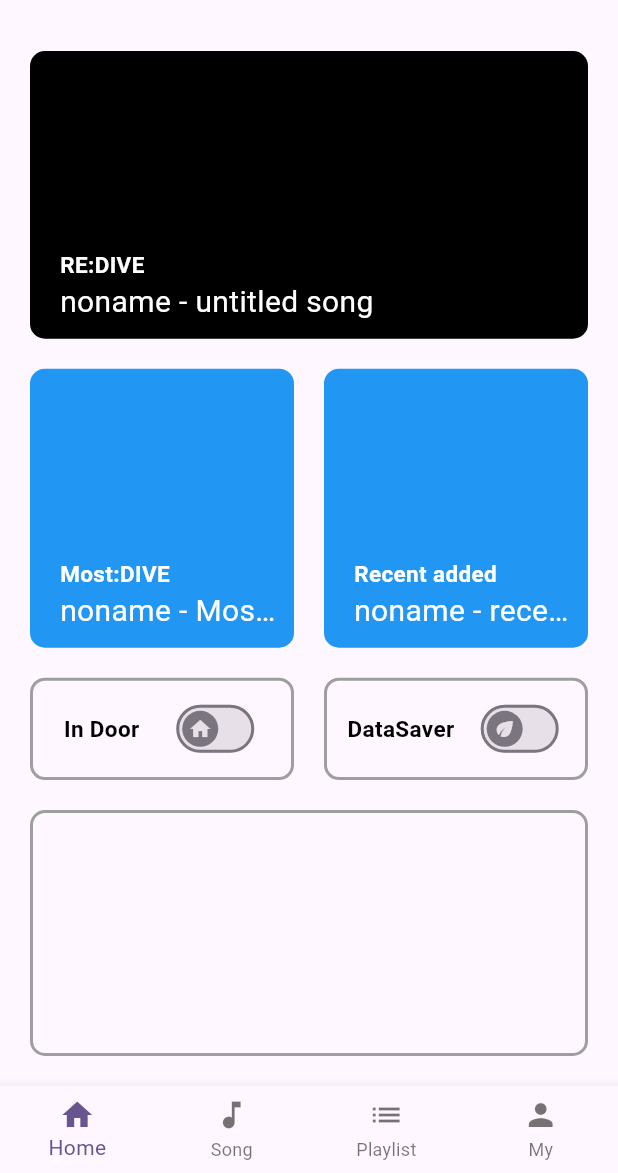
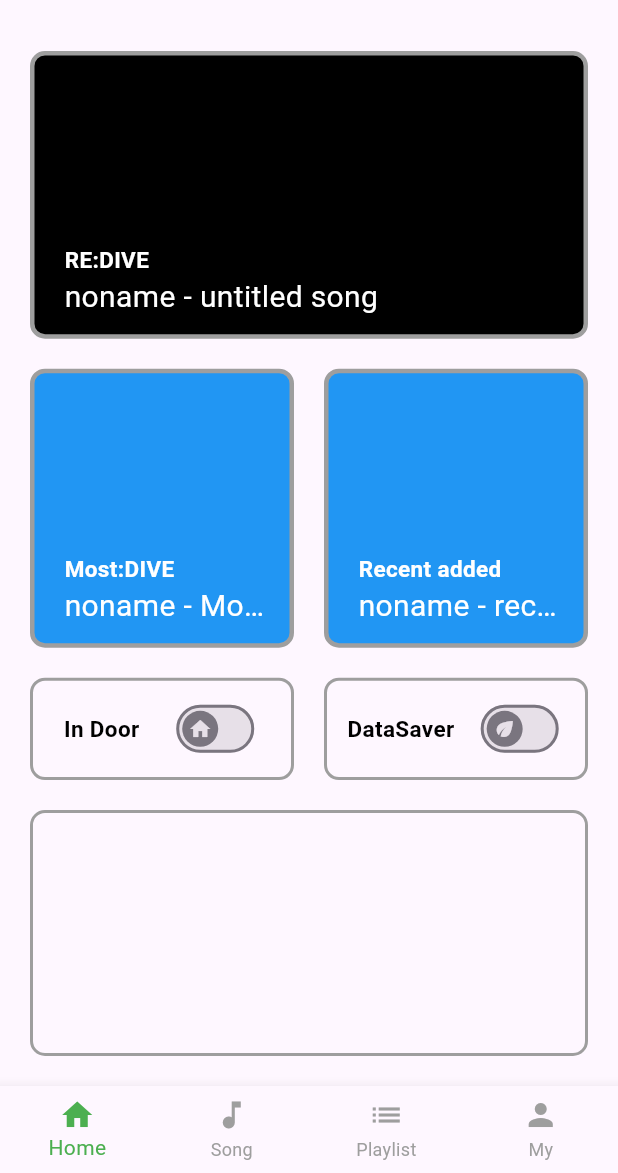
Before and after one commit to snowman6-git/soundsix, a Flutter app: the screen it shows after launch, on a phone screen of 412 x 824 dp, the part 63-1236 px from its top. Run offline on Flutter 3.47's test engine with Material 3 defaults, Android fonts, the phone set to English and light mode, and no system bars.

Commit message:
스위치 색상변경 및 바텀 네비게이션 추가

```diff
--- a/lib/home_page.dart
+++ b/lib/home_page.dart
@@ -1,8 +1,7 @@
 import 'package:flutter/material.dart';
 
 class HomePage extends StatefulWidget {
-  const HomePage({super.key, required this.title}); //this를 걸어야 초기화가 됌
-  final String title; //그래야 파이널로 걸 수 있음
+  const HomePage({super.key});
   @override
   State<StatefulWidget> createState() {
     return _HomePage();
@@ -10,7 +9,6 @@ class HomePage extends StatefulWidget {
 }
 
 class _HomePage extends State<HomePage> {
-  final _index = 0; //메뉴를 담기 위한 변수
   bool _isoutDoor = false;
   bool _isDataSaver = false;
   //final String lastPlayed = "untitled song";
@@ -18,9 +16,6 @@ class _HomePage extends State<HomePage> {
   @override
   Widget build(BuildContext context) {
     return Scaffold(
-      //위
-      appBar: AppBar(title: Text(widget.title)),
-
       //중간
       body: Column(
         children: [
@@ -30,6 +25,7 @@ class _HomePage extends State<HomePage> {
             child: Container(
               margin: EdgeInsets.all(20),
               decoration: BoxDecoration(
+                border: Border.all(color: Colors.grey, width: 3.0),
                 borderRadius: BorderRadius.circular(10),
                 color: Colors.black,
               ),
@@ -71,6 +67,7 @@ class _HomePage extends State<HomePage> {
                       right: 10,
                     ),
                     decoration: BoxDecoration(
+                      border: Border.all(color: Colors.grey, width: 3.0),
                       borderRadius: BorderRadius.circular(10),
                       color: Colors.blue, // 눈에 띄게 색상 추가
                     ),
@@ -109,6 +106,7 @@ class _HomePage extends State<HomePage> {
                       right: 20,
                     ),
                     decoration: BoxDecoration(
+                      border: Border.all(color: Colors.grey, width: 3.0),
                       borderRadius: BorderRadius.circular(10),
                       color: Colors.blue, // 눈에 띄게 색상 추가
                     ),
@@ -235,7 +233,7 @@ class _HomePage extends State<HomePage> {
                           ),
                           Switch(
                             value: _isDataSaver,
-                            activeTrackColor: Colors.green,
+                            activeTrackColor: Colors.lightGreen,
                             thumbIcon: WidgetStateProperty.resolveWith<Icon?>((Set<WidgetState> states) {
                               if (states.contains(WidgetState.selected)) {
                                 return const Icon(Icons.speed); // 꺼졌을 때 아이콘 (필요 없으면 null)
@@ -256,7 +254,6 @@ class _HomePage extends State<HomePage> {
               ),
             ],
           ),
-
           //뭐넣지(후보: 노래추가)
           Expanded(
             child: Container(
@@ -269,18 +266,7 @@ class _HomePage extends State<HomePage> {
           ),
         ],
       ),
-
       //밑
-      bottomNavigationBar: BottomNavigationBar(
-        currentIndex: _index, //현재 골라진 메뉴
-        type: BottomNavigationBarType.fixed, //3개 이상으로 하려면 필수
-        items: [
-          BottomNavigationBarItem(icon: Icon(Icons.home), label: 'Home'),
-          BottomNavigationBarItem(icon: Icon(Icons.music_note), label: 'Song'),
-          BottomNavigationBarItem(icon: Icon(Icons.list), label: 'Playlist'),
-          BottomNavigationBarItem(icon: Icon(Icons.person), label: 'My'),
-        ],
-      ),
     );
   }
 }
--- a/lib/main.dart
+++ b/lib/main.dart
@@ -1,5 +1,5 @@
 import 'package:flutter/material.dart';
-import 'home_page.dart';
+import 'main_page.dart';
 
 void main() {
   runApp(const MyApp());
@@ -15,7 +15,7 @@ class MyApp extends StatelessWidget {
       theme: ThemeData(
         colorScheme: ColorScheme.fromSeed(seedColor: Colors.deepPurple),
       ),
-      home: const HomePage(title: "Sound:Six"),
+      home: const MainPage(title: "Sound:Six"),
     );
   }
 }
--- /dev/null
+++ b/lib/main_page.dart
@@ -0,0 +1,43 @@
+import 'package:flutter/material.dart';
+import 'home_page.dart';
+import 'package:soundsix/song_page.dart';
+
+class MainPage extends StatefulWidget {
+  const MainPage({super.key, required this.title}); //this를 걸어야 초기화가 됌
+  final String title; //그래야 파이널로 걸 수 있음
+  @override
+  State<StatefulWidget> createState() {
+    return _MainPage();
+  }
+}
+
+class _MainPage extends State<MainPage> {
+  int _currentIndex = 0;
+
+  // 갈아끼울수 있는 페이지들(바텀 내비로)
+  final List<Widget> _children = [
+    const HomePage(),
+    const SongPage(),
+  ];
+
+  @override
+  Widget build(BuildContext context) {
+    return Scaffold(
+      appBar: AppBar(title: const Text("Sound:Six")), // 헤더 고정
+      body: _children[_currentIndex], // 칠드런 변수안의 인덱스 기반으로 호출 (리스트라 이해 ㄱ)
+      bottomNavigationBar: BottomNavigationBar(
+        currentIndex: _currentIndex,
+        onTap: (index) => setState(() => _currentIndex = index),
+        type: BottomNavigationBarType.fixed,
+        selectedItemColor: Colors.green, // 선택된 아이콘 색상
+        unselectedItemColor: Colors.grey,
+        items: const [
+          BottomNavigationBarItem(icon: Icon(Icons.home), label: 'Home'),
+          BottomNavigationBarItem(icon: Icon(Icons.music_note), label: 'Song'),
+          BottomNavigationBarItem(icon: Icon(Icons.list), label: 'Playlist'),
+          BottomNavigationBarItem(icon: Icon(Icons.person), label: 'My'),
+        ],
+      ),
+    );
+  }
+}
--- /dev/null
+++ b/lib/song_page.dart
@@ -0,0 +1,21 @@
+import 'package:flutter/material.dart';
+
+class SongPage extends StatefulWidget {
+  const SongPage({super.key}); //this를 걸어야 초기화가 됌
+  @override
+  State<StatefulWidget> createState() {
+    return _SongPage();
+  }
+}
+
+class _SongPage extends State<SongPage> {
+  // final _index = 0; //메뉴를 담기 위한 변수
+
+
+  @override
+  Widget build(BuildContext context) {
+    return Scaffold(
+
+    );
+  }
+}
```
Also changed, not shown: pubspec.lock.
